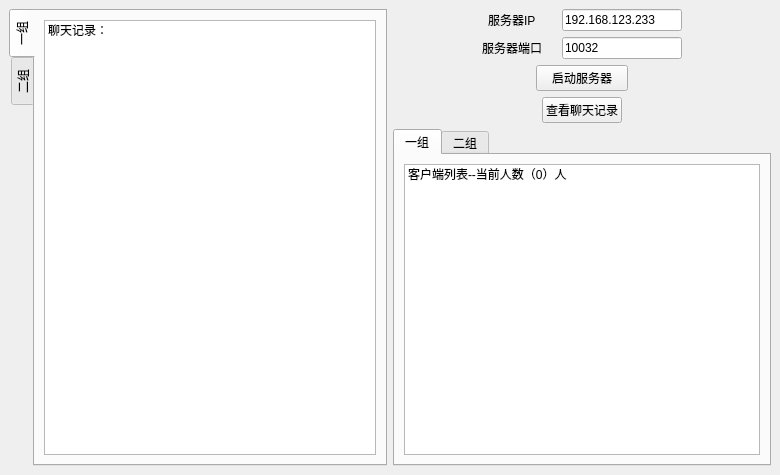
First picture: the form in server/src/ui/qt_file/MainWindow_ui.ui, repository Executioner2/zhuan-zhou, before the edit.
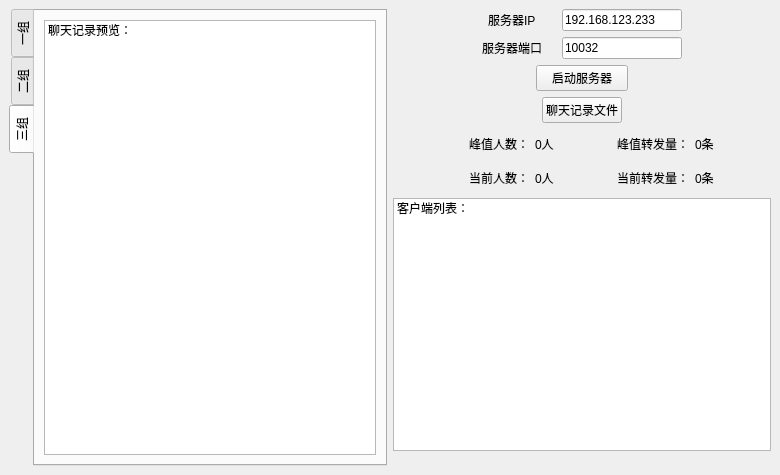
Second picture: the form after the edit. The open tabs and pages were chosen to show the change.

The edit to the form file:
```diff
--- a/server/src/ui/qt_file/MainWindow_ui.ui
+++ b/server/src/ui/qt_file/MainWindow_ui.ui
@@ -46,7 +46,7 @@
            <widget class="QListWidget" name="chatRecordWidget_1">
             <item>
              <property name="text">
-              <string>聊天记录：</string>
+              <string>聊天记录预览：</string>
              </property>
             </item>
            </widget>
@@ -62,7 +62,23 @@
            <widget class="QListWidget" name="chatRecordWidget_2">
             <item>
              <property name="text">
-              <string>聊天记录：</string>
+              <string>聊天记录预览：</string>
+             </property>
+            </item>
+           </widget>
+          </item>
+         </layout>
+        </widget>
+        <widget class="QWidget" name="chatTab_3">
+         <attribute name="title">
+          <string>三组</string>
+         </attribute>
+         <layout class="QVBoxLayout" name="verticalLayout">
+          <item>
+           <widget class="QListWidget" name="chatRecordWidget_3">
+            <item>
+             <property name="text">
+              <string>聊天记录预览：</string>
              </property>
             </item>
            </widget>
@@ -72,7 +88,10 @@
        </widget>
       </item>
       <item row="0" column="1">
-       <layout class="QVBoxLayout" name="verticalLayout_3">
+       <layout class="QVBoxLayout" name="verticalLayout_3" stretch="1,1,1,4">
+        <property name="bottomMargin">
+         <number>15</number>
+        </property>
         <item>
          <layout class="QGridLayout" name="gridLayout_2" rowstretch="0,0" columnstretch="0,0,0,0,0">
           <property name="sizeConstraint">
@@ -213,61 +232,119 @@
           <item alignment="Qt::AlignHCenter">
            <widget class="QPushButton" name="checkRecord">
             <property name="text">
-             <string>查看聊天记录</string>
+             <string>聊天记录文件</string>
             </property>
            </widget>
           </item>
          </layout>
         </item>
         <item>
-         <widget class="QTabWidget" name="tabWidget_3">
-          <property name="currentIndex">
-           <number>0</number>
-          </property>
-          <widget class="QWidget" name="clientTab_1">
+         <layout class="QGridLayout" name="gridLayout_4">
+          <item row="0" column="4">
+           <widget class="QLabel" name="maxMsgNumber">
            <property name="sizePolicy">
-            <sizepolicy hsizetype="Expanding" vsizetype="Expanding">
+             <sizepolicy hsizetype="Expanding" vsizetype="Preferred">
              <horstretch>0</horstretch>
              <verstretch>0</verstretch>
             </sizepolicy>
            </property>
-           <attribute name="title">
-            <string>一组</string>
-           </attribute>
-           <layout class="QVBoxLayout" name="verticalLayout_8">
-            <item>
-             <widget class="QListWidget" name="clientListWidget_1">
-              <item>
                <property name="text">
-                <string>客户端列表--当前人数（0）人</string>
-               </property>
-              </item>
-             </widget>
-            </item>
-           </layout>
-          </widget>
-          <widget class="QWidget" name="clientTab_2">
+             <string>0条</string>
+            </property>
+           </widget>
+          </item>
+          <item row="1" column="2">
+           <widget class="QLabel" name="nowPeoples">
+            <property name="sizePolicy">
+             <sizepolicy hsizetype="Expanding" vsizetype="Preferred">
+              <horstretch>0</horstretch>
+              <verstretch>0</verstretch>
+             </sizepolicy>
+            </property>
+            <property name="text">
+             <string>0人</string>
+            </property>
+           </widget>
+          </item>
+          <item row="1" column="4">
+           <widget class="QLabel" name="nowMsgNumber">
+            <property name="sizePolicy">
+             <sizepolicy hsizetype="Expanding" vsizetype="Preferred">
+              <horstretch>0</horstretch>
+              <verstretch>0</verstretch>
+             </sizepolicy>
+            </property>
+            <property name="text">
+             <string>0条</string>
+            </property>
+           </widget>
+          </item>
+          <item row="0" column="2">
+           <widget class="QLabel" name="maxPeoples">
            <property name="sizePolicy">
-            <sizepolicy hsizetype="Expanding" vsizetype="Expanding">
+             <sizepolicy hsizetype="Expanding" vsizetype="Preferred">
              <horstretch>0</horstretch>
              <verstretch>0</verstretch>
             </sizepolicy>
            </property>
-           <attribute name="title">
-            <string>二组</string>
-           </attribute>
-           <layout class="QVBoxLayout" name="verticalLayout_9">
-            <item>
-             <widget class="QListWidget" name="clientListWidget_2">
-              <item>
                <property name="text">
-                <string>客户端列表--当前人数（0）人</string>
-               </property>
-              </item>
-             </widget>
-            </item>
-           </layout>
-          </widget>
+             <string>0人</string>
+            </property>
+           </widget>
+          </item>
+          <item row="0" column="0">
+           <spacer name="horizontalSpacer_4">
+            <property name="orientation">
+             <enum>Qt::Horizontal</enum>
+            </property>
+            <property name="sizeType">
+             <enum>QSizePolicy::Expanding</enum>
+            </property>
+            <property name="sizeHint" stdset="0">
+             <size>
+              <width>40</width>
+              <height>20</height>
+             </size>
+            </property>
+           </spacer>
+          </item>
+          <item row="1" column="1">
+           <widget class="QLabel" name="label_5">
+            <property name="text">
+             <string>当前人数：</string>
+            </property>
+           </widget>
+          </item>
+          <item row="0" column="1">
+           <widget class="QLabel" name="label">
+            <property name="text">
+             <string>峰值人数：</string>
+            </property>
+           </widget>
+          </item>
+          <item row="1" column="3">
+           <widget class="QLabel" name="label_9">
+            <property name="text">
+             <string>当前转发量：</string>
+            </property>
+           </widget>
+          </item>
+          <item row="0" column="3">
+           <widget class="QLabel" name="label_7">
+            <property name="text">
+             <string>峰值转发量：</string>
+            </property>
+           </widget>
+          </item>
+         </layout>
+        </item>
+        <item>
+         <widget class="QListWidget" name="clientListWidget">
+          <item>
+           <property name="text">
+            <string>客户端列表：</string>
+           </property>
+          </item>
          </widget>
         </item>
        </layout>
```
Left out of the diff: 2 changed lines with no effect on the pictures. Lines whose indentation alone changed are shown as unchanged.
